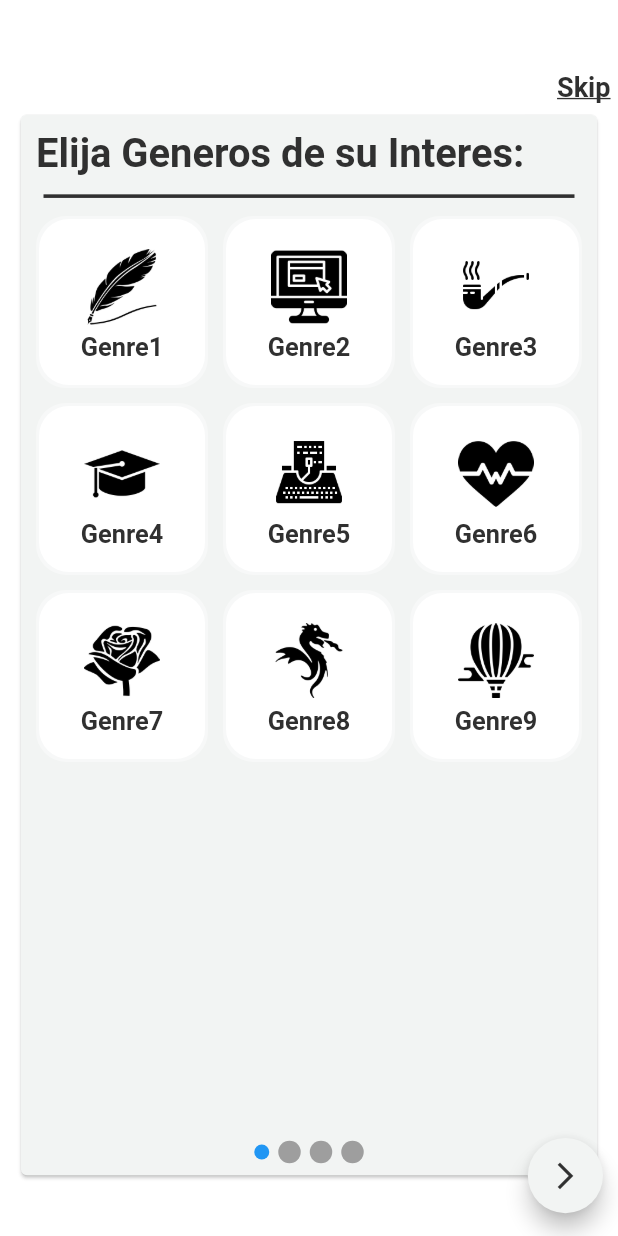
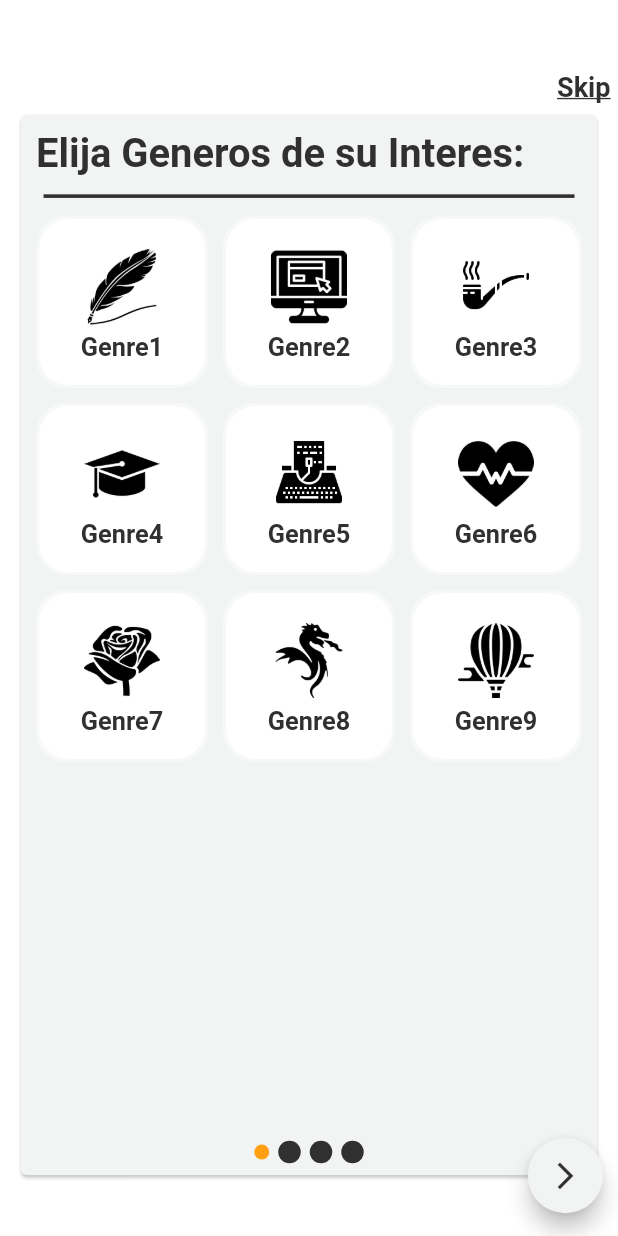
Before and after one commit to Wayabook/BookifyMultiplatformApp, a Flutter app: the FirstTimeFormPage screen opened directly, on a phone screen of 412 x 824 dp. Run offline on Flutter 3.47's test engine with Material 2 defaults, Android fonts, the phone set to English and light mode, and no system bars; our stand-ins replace auto_size_text, bordered_text, confetti, flutter_rating_bar, flutter_svg, flutter_swiper and 3 more; missing offline and left inert: custom_navigator, flutter_page_indicator.

Commit message:
[WIP] Widgets test - Comments refactored, ui colors changed.

```diff
--- a/lib/Design/constants.dart
+++ b/lib/Design/constants.dart
@@ -3,15 +3,21 @@ import 'package:flutter/material.dart';
 //const kPrimaryDarkColor = Colors.blueGrey;
 //Color kSecondaryDarkColor = Colors.grey[350];
 
-// Light mode
-const kPrimaryLightColor = Colors.white;
-const kGreenLightColor = Colors.lightGreen;
-
-const smallUnderlinedButtonColor = Colors.blue;
+/*const smallUnderlinedButtonColor = Colors.blue;
 const addButtonIconColor = Colors.black;
 const bookCardActtionButtonDefaultColor = Colors.blueGrey;
 const bookCardActionButtonColor = Colors.green;
-const bookCardActionButtonColor2 = Colors.lightGreen;
+const bookCardActionButtonColor2 = Colors.lightGreen;*/
+
+// Light mode
+const kPrimaryLightColor = Colors.white;
+const kGreenLightColor = Color.fromRGBO(255, 160, 18, 1);
+
+const smallUnderlinedButtonColor = Colors.blue;
+const addButtonIconColor = Color.fromRGBO(48, 48, 48, 1);
+const bookCardActtionButtonDefaultColor = Color.fromRGBO(48, 48, 48, 1);
+const bookCardActionButtonColor = Color.fromRGBO(255, 160, 18, 1);
+const bookCardActionButtonColor2 = Color.fromRGBO(255, 160, 18, 1);
 
 const kPrimaryDarkColor = Color.fromRGBO(242, 244, 243, 1);
 const kSecondaryDarkColor = Color.fromRGBO(255, 160, 18, 1);
--- a/lib/LayoutWidgets/Dialogs/add_feedback_dialog.dart
+++ b/lib/LayoutWidgets/Dialogs/add_feedback_dialog.dart
@@ -272,7 +272,8 @@ class _AddFeedbackDialog extends State<AddFeedbackDialog>
                               onPressed: () async {
                                 setState(() {
                                   if (!widget.book.finished) {
-                                    readButtonColor = Colors.lightGreen;
+                                    readButtonColor =
+                                        bookCardActionButtonColor2;
                                   }
                                 });
                                 await animationController.forward();
--- a/lib/Models/Comment.dart
+++ b/lib/Models/Comment.dart
@@ -13,49 +13,78 @@ class Comment {
   List<User> likedBy;
 
   Comment(
-      this.author,
-      this.comment,
-      {
-        this.likes = 0,
-        this.likedBy = const [],
-      });
+    this.author,
+    this.comment, {
+    this.likes = 0,
+    this.likedBy = const [],
+  });
 
-
-  static List<Comment> getMockComments(){
-
+  static List<Comment> getMockComments() {
     List<Chapter> chapters = new List();
     List<Book> books = new List();
     List<Lecture> lectures = new List();
     List<Item> items = new List();
     List<Genre> genres = Genre.getMockGenres();
 
-
-
     chapters.add(new Chapter(1, "Capitulo 1 :  Inicio"));
     chapters.add(new Chapter(2, "Capitulo 2 :  Post Inicio"));
     chapters.add(new Chapter(3, "Capitulo 3 :  Pre Final"));
     chapters.add(new Chapter(4, "Capitulo 4 :  Final"));
 
-    Shop shop1 = new Shop.withoutIds("Casa del Libro", "https://i.pinimg.com/280x280_RS/77/56/01/77560124a4abb4053f4f95c9153ef565.jpg");
-    Shop shop2 = new Shop.withoutIds("Fnac", "https://upload.wikimedia.org/wikipedia/commons/2/2e/Fnac_Logo.svg");
-    Shop shop3 = new Shop.withoutIds("El corte ingles", "https://pbs.twimg.com/profile_images/1214523397239115781/wuA5BVB4_400x400.jpg");
-    Shop shop4 = new Shop.withoutIds("Taugus Books", "https://imagessl.casadellibro.com/t19/i/logo.png");
-    Shop shop5 = new Shop.withoutIds("Me gusta leer", "https://tienda.megustaleer.com/img/tienda-megustaleer-logo-1585260247.jpg");
+    Shop shop1 = new Shop.withoutIds("Casa del Libro",
+        "https://i.pinimg.com/280x280_RS/77/56/01/77560124a4abb4053f4f95c9153ef565.jpg");
+    Shop shop2 = new Shop.withoutIds("Fnac",
+        "https://upload.wikimedia.org/wikipedia/commons/2/2e/Fnac_Logo.svg");
+    Shop shop3 = new Shop.withoutIds("El corte ingles",
+        "https://pbs.twimg.com/profile_images/1214523397239115781/wuA5BVB4_400x400.jpg");
+    Shop shop4 = new Shop.withoutIds(
+        "Taugus Books", "https://imagessl.casadellibro.com/t19/i/logo.png");
+    Shop shop5 = new Shop.withoutIds("Me gusta leer",
+        "https://tienda.megustaleer.com/img/tienda-megustaleer-logo-1585260247.jpg");
 
-    items.add(new Item.withoutId(shop1, "https://www.casadellibro.com/libro-en-busca-del-chico-irrompible/9788408228059/11405104", 16.05, "€", "1", "2"));
-    items.add(new Item.withoutId(shop2, "https://www.fnac.es/a7456973/En-busca-del-chico-irrompible#st=el+chico+irr&ct=En+todo+Fnac&t=p", 16.05, "€", "1", "2"));
-    items.add(new Item.withoutId(shop3, "https://www.elcorteingles.es/libros/A35120735-en-busca-del-chico-irrompible-tapa-dura-9788408228059/", 16.05, "€", "1", "2"));
-    items.add(new Item.withoutId(shop4, "https://www.tagusbooks.com/ebook-en-busca-del-chico-irrompible-ebook/9788408230663/11537354", 16.05, "€", "1", "2"));
-    items.add(new Item.withoutId(shop5, "https://tienda.megustaleer.com/libros/2519-dulce-chico-indecente-9788490708248.html", 16.05, "€", "1", "2"));
+    items.add(new Item.withoutId(
+        shop1,
+        "https://www.casadellibro.com/libro-en-busca-del-chico-irrompible/9788408228059/11405104",
+        16.05,
+        "€",
+        "1",
+        "2"));
+    items.add(new Item.withoutId(
+        shop2,
+        "https://www.fnac.es/a7456973/En-busca-del-chico-irrompible#st=el+chico+irr&ct=En+todo+Fnac&t=p",
+        16.05,
+        "€",
+        "1",
+        "2"));
+    items.add(new Item.withoutId(
+        shop3,
+        "https://www.elcorteingles.es/libros/A35120735-en-busca-del-chico-irrompible-tapa-dura-9788408228059/",
+        16.05,
+        "€",
+        "1",
+        "2"));
+    items.add(new Item.withoutId(
+        shop4,
+        "https://www.tagusbooks.com/ebook-en-busca-del-chico-irrompible-ebook/9788408230663/11537354",
+        16.05,
+        "€",
+        "1",
+        "2"));
+    items.add(new Item.withoutId(
+        shop5,
+        "https://tienda.megustaleer.com/libros/2519-dulce-chico-indecente-9788490708248.html",
+        16.05,
+        "€",
+        "1",
+        "2"));
 
     Map<String, List<Item>> shopItems = {
       'Tapa Blanda': items,
-      'Tapa Dura' : items,
+      'Tapa Dura': items,
       'Tapa Ebook': items,
     };
 
-    String description =
-    """
+    String description = """
     Engánchate al fenómenoValeria de @BetaCoqueta, una saga altamente divertida, emotiva y sensual.
 
     ¡Te vas a enamorar!
@@ -83,8 +112,7 @@ class Comment {
         description,
         genres[0],
         shopItems,
-        chapters : chapters
-    );
+        chapters: chapters);
 
     Book book2 = new Book.withSummary(
         "En busca del chico irrompible",
@@ -93,8 +121,7 @@ class Comment {
         description,
         genres[1],
         shopItems,
-        chapters: chapters
-    );
+        chapters: chapters);
 
     Book book3 = new Book.withSummary(
         "Con el amor bastaba",
@@ -103,8 +130,7 @@ class Comment {
         description,
         genres[2],
         shopItems,
-        chapters: chapters
-    );
+        chapters: chapters);
 
     Book book4 = new Book.withSummary(
         "A próposito de nada",
@@ -113,8 +139,7 @@ class Comment {
         description,
         genres[3],
         shopItems,
-        chapters: chapters
-    );
+        chapters: chapters);
 
     books.add(book1);
     books.add(book2);
@@ -126,21 +151,16 @@ class Comment {
     lectures.add(book3.toLecture());
     lectures.add(book4.toLecture());
 
+    Map<String, List<Lecture>> userLectures = {
+      'Reading': lectures.sublist(0, 1),
+      'Pending': lectures.sublist(2, 3),
+      'Read': lectures,
+      'Recommended': lectures,
+      'Custom List 1': lectures
+    };
 
-
-    Map<String, List<Lecture>> userLectures =
-    {'Reading': lectures.sublist(0, 1), 'Pending': lectures.sublist(2, 3), 'Read': lectures, 'Recommended': lectures, 'Custom List 1': lectures};
-
-    User user1= new User(
-        "1",
-        "John Cobra",
-        genres,
-        userLectures,
-        21,
-        198,
-        345,
-        "https://upload.wikimedia.org/wikipedia/commons/thumb/7/79/Noizy_and_Chris_Brown.jpg/220px-Noizy_and_Chris_Brown.jpg"
-    );
+    User user1 = new User("1", "John Cobra", genres, userLectures, 21, 198, 345,
+        "https://upload.wikimedia.org/wikipedia/commons/thumb/7/79/Noizy_and_Chris_Brown.jpg/220px-Noizy_and_Chris_Brown.jpg");
 
     User user2 = new User(
         "2",
@@ -150,8 +170,7 @@ class Comment {
         21,
         198,
         345,
-        "https://www.hotfootdesign.co.uk/wp-content/uploads/2016/05/d5jA8OZv.jpg"
-    );
+        "https://www.hotfootdesign.co.uk/wp-content/uploads/2016/05/d5jA8OZv.jpg");
 
     User user3 = new User(
         "3",
@@ -161,8 +180,7 @@ class Comment {
         21,
         198,
         345,
-        "https://upload.wikimedia.org/wikipedia/commons/thumb/3/3f/TechCrunch_Disrupt_2019_%2848834434641%29_%28cropped%29.jpg/220px-TechCrunch_Disrupt_2019_%2848834434641%29_%28cropped%29.jpg"
-    );
+        "https://upload.wikimedia.org/wikipedia/commons/thumb/3/3f/TechCrunch_Disrupt_2019_%2848834434641%29_%28cropped%29.jpg/220px-TechCrunch_Disrupt_2019_%2848834434641%29_%28cropped%29.jpg");
 
     User user4 = new User(
         "4",
@@ -172,8 +190,7 @@ class Comment {
         21,
         198,
         345,
-        "https://upload.wikimedia.org/wikipedia/commons/thumb/3/30/Cajal-Restored.jpg/220px-Cajal-Restored.jpg"
-    );
+        "https://upload.wikimedia.org/wikipedia/commons/thumb/3/30/Cajal-Restored.jpg/220px-Cajal-Restored.jpg");
 
     User user5 = new User(
         "5",
@@ -183,15 +200,14 @@ class Comment {
         21,
         198,
         345,
-        "https://upload.wikimedia.org/wikipedia/commons/thumb/5/56/Donald_Trump_official_portrait.jpg/220px-Donald_Trump_official_portrait.jpg"
-    );
+        "https://upload.wikimedia.org/wikipedia/commons/thumb/5/56/Donald_Trump_official_portrait.jpg/220px-Donald_Trump_official_portrait.jpg");
 
     List<Comment> mockSubComments = new List();
-    mockSubComments.add(new Comment(user1, "Muy buen libro", likes: 0));
-    mockSubComments.add(new Comment(user2, "Muy buen libro 1", likes: 1000));
-    mockSubComments.add(new Comment(user3, "Muy buen libro 2", likes: 10000));
-    mockSubComments.add(new Comment(user4, "Muy buen libro 3", likes: 100000));
-    mockSubComments.add(new Comment(user5, "Muy buen libro 4", likes: 10000700));
+    mockSubComments.add(new Comment(user1, "Muy buen libro", likes: 10));
+    mockSubComments.add(new Comment(user2, "Muy buen libro 1", likes: 10));
+    mockSubComments.add(new Comment(user3, "Muy buen libro 2", likes: 10));
+    mockSubComments.add(new Comment(user4, "Muy buen libro 3", likes: 10));
+    mockSubComments.add(new Comment(user5, "Muy buen libro 4", likes: 10));
     return mockSubComments;
   }
 }
--- a/lib/Pages/FirstTimeFormPage/first_time_form_page.dart
+++ b/lib/Pages/FirstTimeFormPage/first_time_form_page.dart
@@ -137,8 +137,8 @@ class _FirstTimeFormPage extends State<FirstTimeFormPage>
                           margin: new EdgeInsets.all(
                               (PADDING_FACTOR_5 * SizeConfig.widthMultiplier)),
                           builder: new DotSwiperPaginationBuilder(
-                              color: Colors.grey,
-                              activeColor: Colors.blue,
+                              color: kThirdDarkColor,
+                              activeColor: kSecondaryDarkColor,
                               size: 3.64 * SizeConfig.imageSizeMultiplier),
                         ),
                         itemBuilder: (BuildContext context, int index) {
```
Also changed, not shown: lib/LayoutWidgets/Cards/Comment/abstract_comment.dart (+33 -0 lines), lib/LayoutWidgets/Cards/Comment/main_comment_card.dart (+7 -28 lines), lib/LayoutWidgets/Cards/Comment/sub_comment_card.dart (+2 -36 lines), lib/LayoutWidgets/Dialogs/dialog_with_input_text.dart (+11 -3 lines), lib/Models/MainComment.dart (+86 -61 lines), 2 other files.
